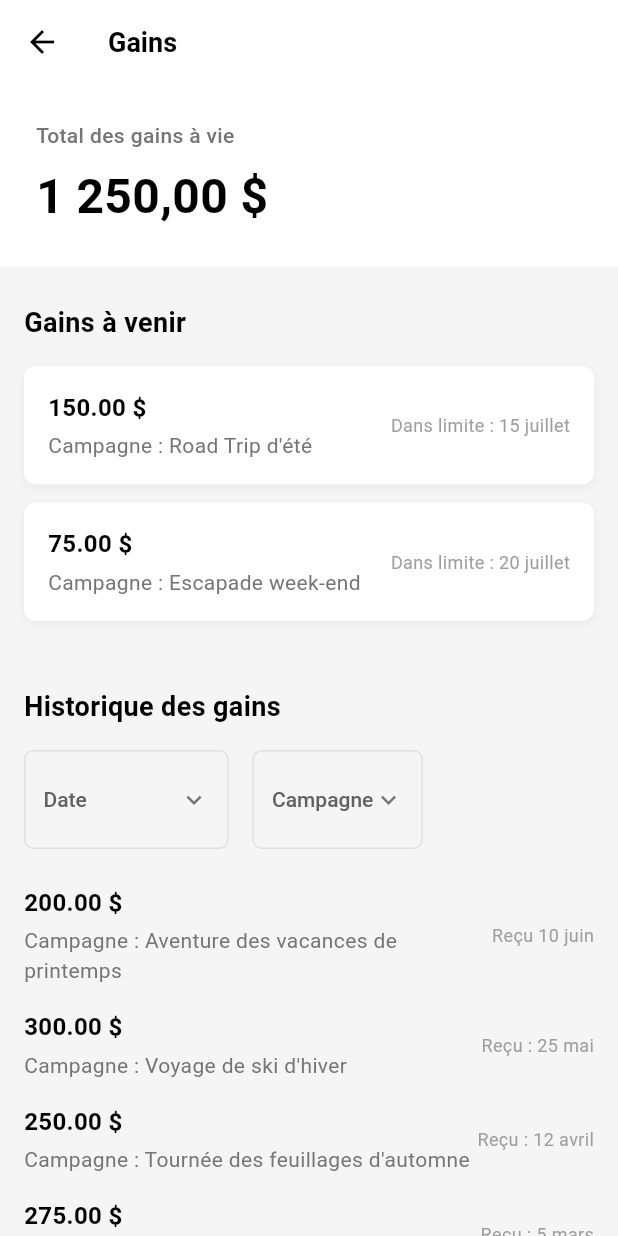
After one commit to Bilalik369/ma-tach, a Flutter app: the screen it shows after launch, after a tap on the "attach money" icon, on a phone screen of 412 x 824 dp. The commit adds this screen. Run offline on Flutter 3.47's test engine with Material 3 defaults, Android fonts, the phone set to English and light mode, and no system bars.

Commit message:
add qulqu modificaition

```diff
--- /dev/null
+++ b/lib/features/gains/models/gains_models.dart
@@ -0,0 +1,34 @@
+enum GainStatus {
+  received,
+  upcoming,
+}
+
+class GainData {
+  final String id;
+  final double amount;
+  final String campaign;
+  final String date;
+  final GainStatus status;
+
+  GainData({
+    required this.id,
+    required this.amount,
+    required this.campaign,
+    required this.date,
+    required this.status,
+  });
+}
+
+class UpcomingGain {
+  final String id;
+  final double amount;
+  final String campaign;
+  final String dueDate;
+
+  UpcomingGain({
+    required this.id,
+    required this.amount,
+    required this.campaign,
+    required this.dueDate,
+  });
+}
--- /dev/null
+++ b/lib/features/gains/presentation/pages/gains_screen.dart
@@ -0,0 +1,298 @@
+import 'package:flutter/material.dart';
+import '../../models/gains_models.dart';
+
+class GainsScreen extends StatefulWidget {
+  const GainsScreen({Key? key}) : super(key: key);
+
+  @override
+  State<GainsScreen> createState() => _GainsScreenState();
+}
+
+class _GainsScreenState extends State<GainsScreen> {
+  String selectedDateFilter = 'Date';
+  String selectedCampaignFilter = 'Campagne';
+
+  final List<UpcomingGain> upcomingGains = [
+    UpcomingGain(
+      id: '1',
+      amount: 150.00,
+      campaign: 'Campagne : Road Trip d\'été',
+      dueDate: 'Dans limite : 15 juillet',
+    ),
+    UpcomingGain(
+      id: '2',
+      amount: 75.00,
+      campaign: 'Campagne : Escapade week-end',
+      dueDate: 'Dans limite : 20 juillet',
+    ),
+  ];
+
+  final List<GainData> gainsHistory = [
+    GainData(
+      id: '1',
+      amount: 200.00,
+      campaign: 'Campagne : Aventure des vacances de printemps',
+      date: 'Reçu 10 juin',
+      status: GainStatus.received,
+    ),
+    GainData(
+      id: '2',
+      amount: 300.00,
+      campaign: 'Campagne : Voyage de ski d\'hiver',
+      date: 'Reçu : 25 mai',
+      status: GainStatus.received,
+    ),
+    GainData(
+      id: '3',
+      amount: 250.00,
+      campaign: 'Campagne : Tournée des feuillages d\'automne',
+      date: 'Reçu : 12 avril',
+      status: GainStatus.received,
+    ),
+    GainData(
+      id: '4',
+      amount: 275.00,
+      campaign: 'Campagne : Road Trip d\'été',
+      date: 'Reçu : 5 mars',
+      status: GainStatus.received,
+    ),
+  ];
+
+  @override
+  Widget build(BuildContext context) {
+    return Scaffold(
+      backgroundColor: const Color(0xFFF5F5F5),
+      appBar: AppBar(
+        backgroundColor: Colors.white,
+        elevation: 0,
+        leading: IconButton(
+          icon: const Icon(Icons.arrow_back, color: Colors.black),
+          onPressed: () => Navigator.of(context).pop(),
+        ),
+        title: const Text(
+          'Gains',
+          style: TextStyle(
+            color: Colors.black,
+            fontSize: 18,
+            fontWeight: FontWeight.w600,
+          ),
+        ),
+        centerTitle: false,
+      ),
+      body: SingleChildScrollView(
+        child: Column(
+          crossAxisAlignment: CrossAxisAlignment.start,
+          children: [
+            // Total des gains section
+            Container(
+              width: double.infinity,
+              color: Colors.white,
+              padding: const EdgeInsets.all(24),
+              child: Column(
+                crossAxisAlignment: CrossAxisAlignment.start,
+                children: [
+                  Text(
+                    'Total des gains à vie',
+                    style: TextStyle(
+                      fontSize: 14,
+                      color: Colors.grey[600],
+                      fontWeight: FontWeight.w500,
+                    ),
+                  ),
+                  const SizedBox(height: 8),
+                  const Text(
+                    '1 250,00 \$',
+                    style: TextStyle(
+                      fontSize: 32,
+                      fontWeight: FontWeight.bold,
+                      color: Colors.black,
+                    ),
+                  ),
+                ],
+              ),
+            ),
+
+            const SizedBox(height: 24),
+
+            // Gains à venir section
+            Padding(
+              padding: const EdgeInsets.symmetric(horizontal: 16),
+              child: Column(
+                crossAxisAlignment: CrossAxisAlignment.start,
+                children: [
+                  const Text(
+                    'Gains à venir',
+                    style: TextStyle(
+                      fontSize: 18,
+                      fontWeight: FontWeight.bold,
+                      color: Colors.black,
+                    ),
+                  ),
+                  const SizedBox(height: 16),
+                  ...upcomingGains.map((gain) => Container(
+                    margin: const EdgeInsets.only(bottom: 12),
+                    padding: const EdgeInsets.all(16),
+                    decoration: BoxDecoration(
+                      color: Colors.white,
+                      borderRadius: BorderRadius.circular(8),
+                      boxShadow: [
+                        BoxShadow(
+                          color: Colors.black.withOpacity(0.05),
+                          blurRadius: 4,
+                          offset: const Offset(0, 2),
+                        ),
+                      ],
+                    ),
+                    child: Row(
+                      children: [
+                        Expanded(
+                          child: Column(
+                            crossAxisAlignment: CrossAxisAlignment.start,
+                            children: [
+                              Text(
+                                '${gain.amount.toStringAsFixed(2)} \$',
+                                style: const TextStyle(
+                                  fontSize: 16,
+                                  fontWeight: FontWeight.bold,
+                                  color: Colors.black,
+                                ),
+                              ),
+                              const SizedBox(height: 4),
+                              Text(
+                                gain.campaign,
+                                style: TextStyle(
+                                  fontSize: 14,
+                                  color: Colors.grey[600],
+                                ),
+                              ),
+                            ],
+                          ),
+                        ),
+                        Text(
+                          gain.dueDate,
+                          style: TextStyle(
+                            fontSize: 12,
+                            color: Colors.grey[500],
+                          ),
+                        ),
+                      ],
+                    ),
+                  )).toList(),
+                ],
+              ),
+            ),
+
+            const SizedBox(height: 32),
+
+            // Historique des gains section
+            Padding(
+              padding: const EdgeInsets.symmetric(horizontal: 16),
+              child: Column(
+                crossAxisAlignment: CrossAxisAlignment.start,
+                children: [
+                  const Text(
+                    'Historique des gains',
+                    style: TextStyle(
+                      fontSize: 18,
+                      fontWeight: FontWeight.bold,
+                      color: Colors.black,
+                    ),
+                  ),
+                  const SizedBox(height: 16),
+
+                  // Filters
+                  Row(
+                    children: [
+                      _buildFilterDropdown(selectedDateFilter, ['Date', 'Cette semaine', 'Ce mois', 'Cette année']),
+                      const SizedBox(width: 16),
+                      _buildFilterDropdown(selectedCampaignFilter, ['Campagne', 'Road Trip', 'Escapade', 'Aventure']),
+                    ],
+                  ),
+
+                  const SizedBox(height: 24),
+
+                  // History items
+                  ...gainsHistory.map((gain) => Container(
+                    margin: const EdgeInsets.only(bottom: 16),
+                    child: Row(
+                      children: [
+                        Expanded(
+                          child: Column(
+                            crossAxisAlignment: CrossAxisAlignment.start,
+                            children: [
+                              Text(
+                                '${gain.amount.toStringAsFixed(2)} \$',
+                                style: const TextStyle(
+                                  fontSize: 16,
+                                  fontWeight: FontWeight.bold,
+                                  color: Colors.black,
+                                ),
+                              ),
+                              const SizedBox(height: 4),
+                              Text(
+                                gain.campaign,
+                                style: TextStyle(
+                                  fontSize: 14,
+                                  color: Colors.grey[600],
+                                ),
+                              ),
+                            ],
+                          ),
+                        ),
+                        Text(
+                          gain.date,
+                          style: TextStyle(
+                            fontSize: 12,
+                            color: Colors.grey[500],
+                          ),
+                        ),
+                      ],
+                    ),
+                  )).toList(),
+                ],
+              ),
+            ),
+
+            const SizedBox(height: 24),
+          ],
+        ),
+      ),
+    );
+  }
+
+  Widget _buildFilterDropdown(String value, List<String> items) {
+    return Container(
+      padding: const EdgeInsets.symmetric(horizontal: 12, vertical: 8),
+      decoration: BoxDecoration(
+        border: Border.all(color: Colors.grey[300]!),
+        borderRadius: BorderRadius.circular(6),
+      ),
+      child: DropdownButtonHideUnderline(
+        child: DropdownButton<String>(
+          value: value,
+          icon: Icon(Icons.keyboard_arrow_down, color: Colors.grey[600], size: 20),
+          style: TextStyle(
+            fontSize: 14,
+            color: Colors.grey[700],
+            fontWeight: FontWeight.w500,
+          ),
+          onChanged: (String? newValue) {
+            setState(() {
+              if (items.contains('Date')) {
+                selectedDateFilter = newValue!;
+              } else {
+                selectedCampaignFilter = newValue!;
+              }
+            });
+          },
+          items: items.map<DropdownMenuItem<String>>((String value) {
+            return DropdownMenuItem<String>(
+              value: value,
+              child: Text(value),
+            );
+          }).toList(),
+        ),
+      ),
+    );
+  }
+}
--- a/lib/features/notification/presentation/pages/home_page.dart
+++ b/lib/features/notification/presentation/pages/home_page.dart
@@ -1,5 +1,6 @@
 import 'package:flutter/material.dart';
 import 'notifications_screen.dart';
+import '../../../gains/presentation/pages/gains_screen.dart';
 
 class HomePage extends StatelessWidget {
   const HomePage({super.key});
@@ -10,6 +11,17 @@ class HomePage extends StatelessWidget {
       appBar: AppBar(
         title: const Text('Home'),
         actions: [
+          IconButton(
+            icon: const Icon(Icons.attach_money),
+            onPressed: () {
+              Navigator.push(
+                context,
+                MaterialPageRoute(
+                  builder: (context) => const GainsScreen(),
+                ),
+              );
+            },
+          ),
           IconButton(
             icon: const Icon(Icons.notifications),
             onPressed: () {
@@ -42,11 +54,12 @@ class HomePage extends StatelessWidget {
             ),
             SizedBox(height: 10),
             Text(
-              'Tap the notification icon to view notifications',
+              'Tap the money icon to view gains or notification icon to view notifications',
               style: TextStyle(
                 fontSize: 16,
                 color: Colors.grey,
               ),
+              textAlign: TextAlign.center,
             ),
           ],
         ),
```
